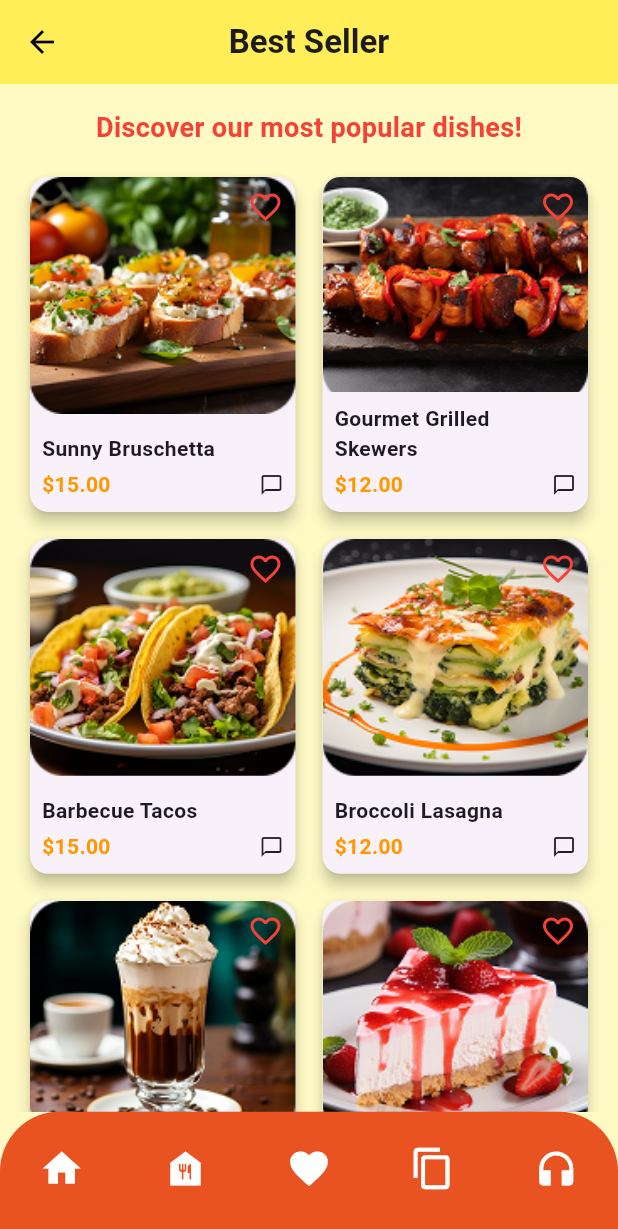
After one commit to AbdulRafay-00/FOOD_APP, a Flutter app: the BestSellerScreen screen opened directly, on a phone screen of 412 x 824 dp. The commit adds this screen. Shown: the top 1229 px of the screen. Run offline on Flutter 3.47's test engine with Material 3 defaults, Android fonts, the phone set to English and light mode, and no system bars; our stand-ins replace font_awesome_flutter.

Commit message:
page 4 and 5 were added

```diff
--- /dev/null
+++ b/lib/Costimized_Button.dart
@@ -0,0 +1,27 @@
+import "package:flutter/material.dart";
+
+class Icon_Button1 extends StatelessWidget {
+  final VoidCallback;
+  final icon;
+  Color color;
+  Icon_Button1({this.VoidCallback , this.icon,this.color=Colors.white});
+
+  @override
+  Widget build(BuildContext context) {
+    return IconButton(onPressed: VoidCallback, icon: icon,color:color,padding: EdgeInsets.all(0), );
+  }
+}
+
+
+class Text_button extends StatelessWidget {
+   Text_button({this.VoidCallback,this.text});
+   final VoidCallback;
+   String? text;
+  @override
+  Widget build(BuildContext context) {
+    return TextButton(
+      onPressed: VoidCallback,
+      child: Text(text!),
+    );
+  }
+}
--- /dev/null
+++ b/lib/page5.dart
@@ -0,0 +1,176 @@
+import 'package:flutter/material.dart';
+import "Costimized_Button.dart";
+import "page4.dart";
+
+
+class FoodApp extends StatelessWidget {
+  @override
+  Widget build(BuildContext context) {
+    return MaterialApp(
+      debugShowCheckedModeBanner: false,
+      theme: ThemeData(primarySwatch: Colors.orange),
+      home: BestSellerScreen(),
+    );
+  }
+}
+
+class BestSellerScreen extends StatelessWidget {
+  final List<Map<String, dynamic>> foodItems = [
+    {
+      'name': 'Sunny Bruschetta',
+      'image': 'images_of_page5/image1.png',
+      'price': 15.00,
+    },
+    {
+      'name': 'Gourmet Grilled Skewers',
+      'image':'images_of_page5/image2.png',
+      'price': 12.00,
+    },
+    {
+      'name': 'Barbecue Tacos',
+      'image':'images_of_page5/image3.png',
+      'price': 15.00,
+    },
+    {
+      'name': 'Broccoli Lasagna',
+      'image': 'images_of_page5/image4.png',
+      'price': 12.00,
+    },
+    {
+      'name': 'Iced Coffee',
+      'image': 'images_of_page5/image5.png',
+      'price': 5.00,
+    },
+    {
+      'name': 'Strawberry Cheesecake',
+      'image': 'images_of_page5/image6.png',
+      'price': 12.00,
+    },
+  ];
+
+  @override
+  Widget build(BuildContext context) {
+    return Scaffold(
+      backgroundColor: Colors.yellow[100],
+      appBar: AppBar(
+        backgroundColor: Colors.yellow[400],
+        elevation: 0,
+        title: Text("Best Seller", style: TextStyle(fontWeight: FontWeight.bold)),
+        centerTitle: true,
+        leading: IconButton(
+          icon: Icon(Icons.arrow_back, color: Colors.black),
+          onPressed: () {},
+        ),
+      ),
+      body: Column(
+        children: [
+          Padding(
+            padding: const EdgeInsets.all(16.0),
+            child: Text(
+              "Discover our most popular dishes!",
+              style: TextStyle(fontSize: 18, fontWeight: FontWeight.bold, color: Colors.red),
+            ),
+          ),
+          Expanded(
+            child: GridView.builder(
+              padding: EdgeInsets.symmetric(horizontal: 16),
+              gridDelegate: SliverGridDelegateWithFixedCrossAxisCount(
+                crossAxisCount: 2,
+                crossAxisSpacing: 10,
+                mainAxisSpacing: 10,
+                childAspectRatio: 0.8,
+              ),
+              itemCount: foodItems.length,
+              itemBuilder: (context, index) {
+                return FoodCard(food: foodItems[index]);
+              },
+            ),
+          ),
+        ],
+      ),
+   bottomNavigationBar: ClipRRect(
+
+          borderRadius: BorderRadius.only(
+            topLeft: Radius.circular(40),
+            topRight: Radius.circular(40),
+          ),
+          child: Container(
+            // height: 81,
+            child:
+              BottomNavigationBar(
+
+                showSelectedLabels: false,
+                showUnselectedLabels: false,
+                iconSize: 30,
+                type: BottomNavigationBarType.fixed, // Ensure all icons are visible
+                backgroundColor: Color(0xFFE95322),
+                // selectedItemColor: Colors.white, // Customize selected icon color
+                // unselectedItemColor: Colors.black54, // Customize unselected icon color
+                items: [
+                  BottomNavigationBarItem(icon: Icon_Button1(VoidCallback: (){ Navigator.push(context, MaterialPageRoute(builder: (context) => Home_Page()));},icon: Icon(Icons.home)), label: ""),
+                  BottomNavigationBarItem(icon: Icon_Button1(VoidCallback: (){},icon: Icon(Icons.food_bank)), label: ""),
+                  BottomNavigationBarItem(icon: Icon_Button1(VoidCallback: (){ },icon: Icon(Icons.favorite)), label: ""),
+                  BottomNavigationBarItem(icon: Icon_Button1(VoidCallback: (){},icon: Icon(Icons.content_copy)), label: ""),
+                  BottomNavigationBarItem(icon: Icon_Button1(VoidCallback: (){},icon: Icon(Icons.headphones)), label: ""),
+                  // BottomNavigationBarItem(icon: Icon(Icons.food_bank), label: ""),
+
+                ],
+              ),
+
+          ),
+        ),
+    );
+  }
+}
+
+class FoodCard extends StatelessWidget {
+  final Map<String, dynamic> food;
+
+  FoodCard({required this.food});
+
+  @override
+  Widget build(BuildContext context) {
+    return Card(
+      elevation: 4,
+      shape: RoundedRectangleBorder(borderRadius: BorderRadius.circular(12)),
+      child: Column(
+        crossAxisAlignment: CrossAxisAlignment.start,
+        children: [
+          Expanded(
+            child: Stack(
+              children: [
+                ClipRRect(
+                  borderRadius: BorderRadius.vertical(top: Radius.circular(12)),
+                  child: Image.asset(food['image'], fit: BoxFit.cover, width: double.infinity),
+                ),
+                Positioned(
+                  right: 8,
+                  top: 8,
+                  child: Icon(Icons.favorite_border, color: Colors.red),
+                ),
+              ],
+            ),
+          ),
+          Padding(
+            padding: const EdgeInsets.all(8.0),
+            child: Column(
+              crossAxisAlignment: CrossAxisAlignment.start,
+              children: [
+                Text(food['name'], style: TextStyle(fontWeight: FontWeight.bold)),
+                SizedBox(height: 4),
+                Row(
+                  mainAxisAlignment: MainAxisAlignment.spaceBetween,
+                  children: [
+                    Text("\$${food['price'].toStringAsFixed(2)}",
+                        style: TextStyle(fontWeight: FontWeight.bold, color: Colors.orange)),
+                    Icon(Icons.chat_bubble_outline, size: 16),
+                  ],
+                ),
+              ],
+            ),
+          ),
+        ],
+      ),
+    );
+  }
+}
--- a/lib/splash.dart
+++ b/lib/splash.dart
@@ -15,7 +15,7 @@ class splashState extends State<splash> {
   void initState() {
     // TODO: implement initState
     super.initState();
-    Timer( Duration(seconds: 10), (){
+    Timer( Duration(seconds: 8), (){
 
     Navigator.pushReplacement(context,MaterialPageRoute(builder: (context) => Intro_page() ));
     });
--- a/lib/wide_use_widget.dart
+++ b/lib/wide_use_widget.dart
@@ -15,7 +15,7 @@ class Icon_Button extends StatelessWidget {
 
   @override
   Widget build(BuildContext context) {
-    return IconButton(onPressed: VoidCallback, icon: icon,color: Color(0xFFE95322),);
+    return IconButton(onPressed: VoidCallback, icon: icon,color: Color(0xFFE95322));
   }
 }
 
@@ -89,6 +89,7 @@ class Elevted_Button extends StatelessWidget{
   String? text;
    final  VoidCallback;
 
+
   Elevted_Button({required this.text,required this.VoidCallback});
   @override
   Widget build(BuildContext context){
--- a/pubspec.yaml
+++ b/pubspec.yaml
@@ -61,6 +61,7 @@ flutter:
   assets:
     - assets/
     - imges_of_menu_item/
+    - images_of_page5/
   #   - images/a_dot_ham.jpeg
 
   # An image asset can refer to one or more resolution-specific "variants", see
```
Also changed, not shown: lib/page1.dart (+3 -5 lines), lib/page2.dart (+6 -7 lines), lib/page3.dart (+8 -10 lines), lib/page4.dart (added, +185 -0 lines), images_of_page5/a.png (added), images_of_page5/cart.png (added), images_of_page5/image1.png (added), images_of_page5/image2.png (added), images_of_page5/image3.png (added), images_of_page5/image4.png (added), images_of_page5/image5.png (added), images_of_page5/image6.png (added), images_of_page5/rating.png (added).
